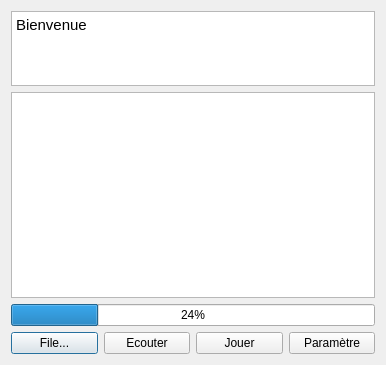
The window that UI/mainWindows.ui (AndyChalendard/Karaoke) describes before a commit, drawn with Qt 5.
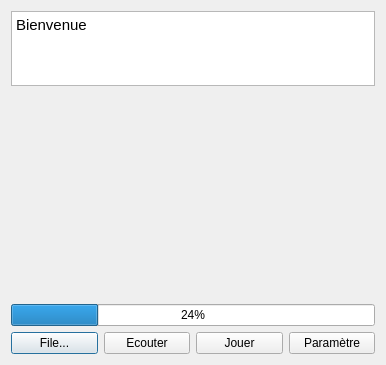
The same window after the commit. Custom widgets are drawn as their Qt base class.

Commit message: Intégration de la FFT dans la fenetre principal

```diff
--- a/UI/mainWindows.ui
+++ b/UI/mainWindows.ui
@@ -43,7 +43,12 @@
       </widget>
      </item>
      <item>
-      <widget class="PlotWidget" name="graphicsView"/>
+      <widget class="QDockWidget" name="dockWidget">
+       <property name="features">
+        <set>QDockWidget::NoDockWidgetFeatures</set>
+       </property>
+       <widget class="QWidget" name="dockWidgetContents"/>
+      </widget>
      </item>
      <item>
       <widget class="QProgressBar" name="progressBar">
@@ -88,13 +93,6 @@
    </item>
   </layout>
  </widget>
- <customwidgets>
-  <customwidget>
-   <class>PlotWidget</class>
-   <extends>QGraphicsView</extends>
-   <header>pyqtgraph</header>
-  </customwidget>
- </customwidgets>
  <tabstops>
   <tabstop>textBrowser</tabstop>
   <tabstop>graphicsView</tabstop>
```
Left out of the diff: 1 changed line with no effect on the pictures. The commit also changes 2 other files.
